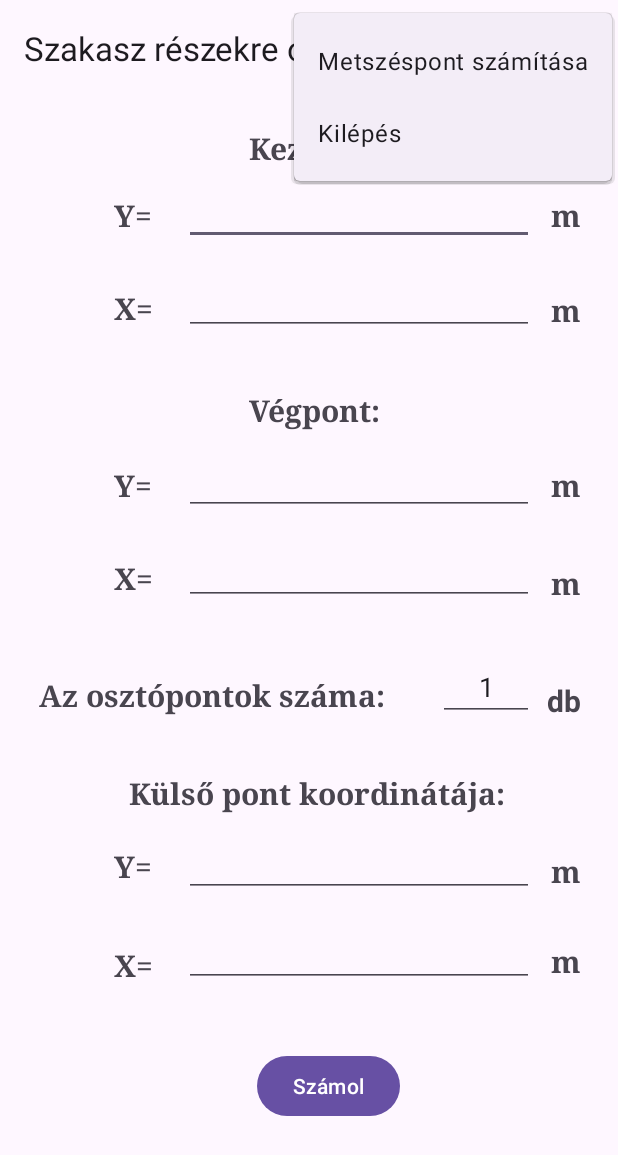
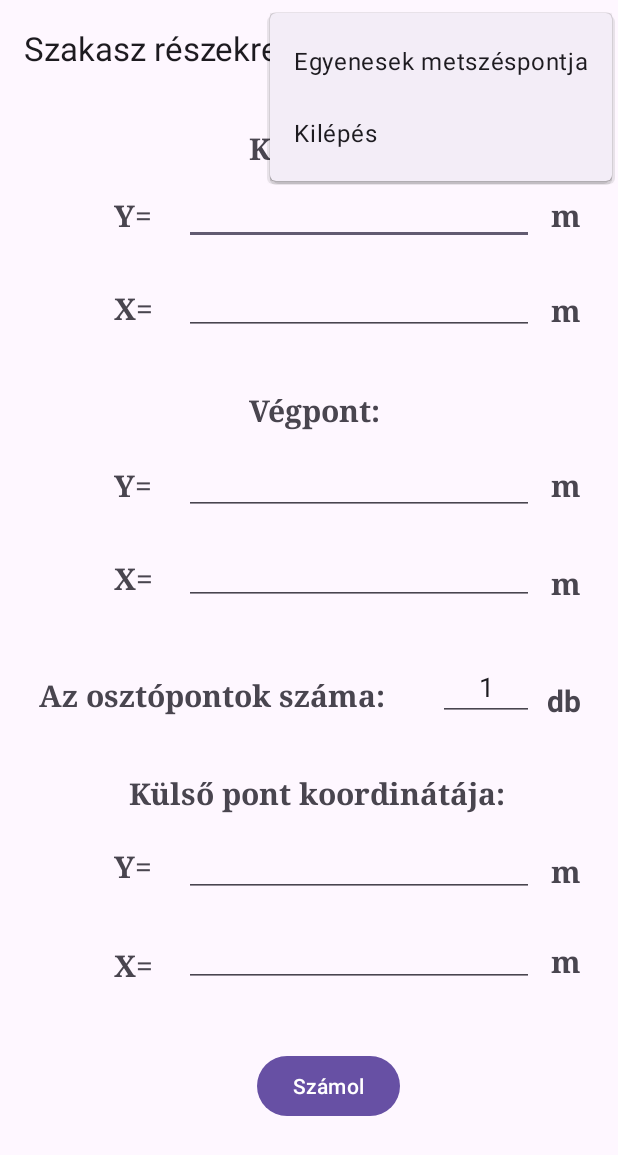
Before and after one commit to davidgiczi/SectionDivider, an Android app: the screen it shows after launch (MainActivity), with the options menu open, on a phone screen of 412 x 824 dp. Shown: the top 1155 px of the screen. Run offline under Robolectric (Android 15) with nearby library versions, the phone set to English and light mode, and no system bars; our stand-ins replace navigation-ui.

Commit message:
IntersectionProcess

```diff
--- a/app/src/main/java/com/example/myfirstapplication/FirstFragment.java
+++ b/app/src/main/java/com/example/myfirstapplication/FirstFragment.java
@@ -3,19 +3,16 @@ package com.example.myfirstapplication;
 import android.os.Bundle;
 import android.text.Editable;
 import android.text.TextWatcher;
-import android.util.Log;
 import android.view.LayoutInflater;
 import android.view.View;
 import android.view.ViewGroup;
 import android.widget.Toast;
+
 import androidx.annotation.NonNull;
 import androidx.fragment.app.Fragment;
 import androidx.navigation.fragment.NavHostFragment;
 
-
 import com.example.myfirstapplication.databinding.FragmentFirstBinding;
-
-import java.util.Objects;
 
 public class FirstFragment extends Fragment {
 
@@ -81,9 +78,7 @@ public class FirstFragment extends Fragment {
         });
 
 
-        binding.buttonFirst.setOnClickListener(new View.OnClickListener() {
-            @Override
-            public void onClick(View view) {
+        binding.buttonFirst.setOnClickListener(view1 -> {
 
             Toast inputDataToast;
             if(binding.startYInputField.getText().toString().isEmpty()){
@@ -151,7 +146,6 @@ public class FirstFragment extends Fragment {
             getParentFragmentManager().setFragmentResult("results", resultData);
             NavHostFragment.findNavController(FirstFragment.this)
                    .navigate(R.id.action_FirstFragment_to_SecondFragment);
-            }
         });
     }
     @Override
--- a/app/src/main/res/layout-land/fragment_first.xml
+++ /dev/null
@@ -1,25 +0,0 @@
-<?xml version="1.0" encoding="utf-8"?>
-<androidx.core.widget.NestedScrollView xmlns:android="http://schemas.android.com/apk/res/android"
-    xmlns:app="http://schemas.android.com/apk/res-auto"
-    xmlns:tools="http://schemas.android.com/tools"
-    android:layout_width="match_parent"
-    android:layout_height="match_parent"
-    tools:context=".FirstFragment">
-
-    <androidx.constraintlayout.widget.ConstraintLayout
-        android:layout_width="match_parent"
-        android:layout_height="match_parent"
-        android:padding="16dp">
-
-        <Button
-            android:id="@+id/button_first"
-            android:layout_width="wrap_content"
-            android:layout_height="wrap_content"
-            android:text="@string/exit"
-            app:layout_constraintEnd_toEndOf="parent"
-            app:layout_constraintStart_toStartOf="parent"
-            app:layout_constraintTop_toTopOf="parent" />
-
-
-    </androidx.constraintlayout.widget.ConstraintLayout>
-</androidx.core.widget.NestedScrollView>
--- a/app/src/main/res/layout-sw600dp/fragment_first.xml
+++ /dev/null
@@ -1,35 +0,0 @@
-<?xml version="1.0" encoding="utf-8"?>
-<androidx.core.widget.NestedScrollView xmlns:android="http://schemas.android.com/apk/res/android"
-    xmlns:app="http://schemas.android.com/apk/res-auto"
-    xmlns:tools="http://schemas.android.com/tools"
-    android:layout_width="match_parent"
-    android:layout_height="match_parent"
-    tools:context=".FirstFragment">
-
-    <androidx.constraintlayout.widget.ConstraintLayout
-        android:layout_width="match_parent"
-        android:layout_height="match_parent"
-        android:padding="16dp">
-
-        <Button
-            android:id="@+id/button_first"
-            android:layout_width="wrap_content"
-            android:layout_height="wrap_content"
-            android:text="@string/exit"
-            app:layout_constraintBottom_toTopOf="@id/textview_first"
-            app:layout_constraintEnd_toEndOf="parent"
-            app:layout_constraintStart_toStartOf="parent"
-            app:layout_constraintTop_toTopOf="parent" />
-
-        <TextView
-            android:id="@+id/textview_first"
-            android:layout_width="wrap_content"
-            android:layout_height="wrap_content"
-            android:layout_marginTop="16dp"
-            android:text="@string/lorem_ipsum"
-            app:layout_constraintBottom_toBottomOf="parent"
-            app:layout_constraintEnd_toEndOf="parent"
-            app:layout_constraintStart_toStartOf="parent"
-            app:layout_constraintTop_toBottomOf="@id/button_first" />
-    </androidx.constraintlayout.widget.ConstraintLayout>
-</androidx.core.widget.NestedScrollView>
--- a/app/src/main/res/menu/menu_main.xml
+++ b/app/src/main/res/menu/menu_main.xml
@@ -10,6 +10,6 @@
     <item
         android:id="@+id/option_exit"
         android:orderInCategory="100"
-        android:title="@string/exit"
+        android:title="@string/action_exit"
         app:showAsAction="never" />
 </menu>
--- a/app/src/main/res/values/colors.xml
+++ b/app/src/main/res/values/colors.xml
@@ -4,4 +4,7 @@
     <color name="white">#FFFFFFFF</color>
     <color name="blue">#0000FF</color>
     <color name="green">#3BB143</color>
+    <color name="red">#e74c3c</color>
+    <color name="default_background_color">#FAF9FD</color>
+    <color name="light_gray">#B4B4B4</color>
 </resources>
--- a/app/src/main/res/values/strings.xml
+++ b/app/src/main/res/values/strings.xml
@@ -1,11 +1,11 @@
 <resources>
     <string name="app_name">LineGeodesy</string>
-    <string name="action_intersection">Metszéspont számítása</string>
+    <string name="action_intersection">Egyenesek metszéspontja</string>
     <!-- Strings used for fragments for navigation -->
     <string name="first_fragment_label">Szakasz részekre osztása</string>
     <string name="second_fragment_label">Számított eredmények</string>
     <string name="count">Számol</string>
-    <string name="exit">Kilépés</string>
+    <string name="action_exit">Kilépés</string>
     <string name="previous">Vissza</string>
     <string name="y_coordinate_text">Y=</string>
     <string name="x_coordinate_text">X=</string>
@@ -23,9 +23,9 @@
     <string name="divider_points_coordinates">Az osztópontok koordinátái:</string>
     <string name="divider_point_coordinate">Az osztópont koordinátája:</string>
     <string name="outsider_point_text">Külső pont koordinátája:</string>
+    <string name="intersection_point_text">A metszéspont koordinátái:</string>
     <string name="yes">Igen</string>
     <string name="no">Nem</string>
     <string name="close_app_title">Alkalmazás bezárása</string>
     <string name="close_app_question">Biztos, hogy ki akarsz lépni az alkalmazásból?</string>
-    <string name="lorem_ipsum"></string>
 </resources>
```
Also changed, not shown: app/src/main/java/com/example/myfirstapplication/MainActivity.java (+12 -3 lines), app/src/main/res/drawable/fragment_intersection_style.xml (added, +7 -0 lines), app/src/main/res/layout/fragment_intersection.xml (added, +257 -0 lines). Lines whose indentation alone changed are shown as unchanged.
